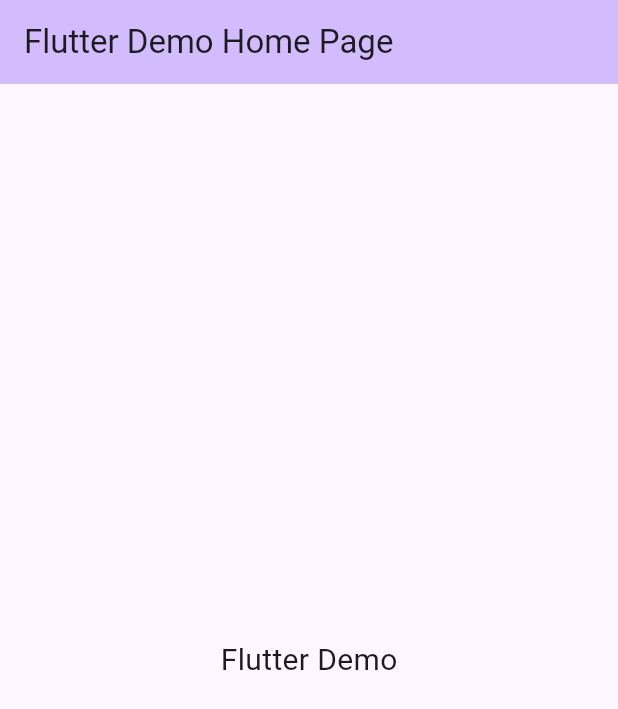
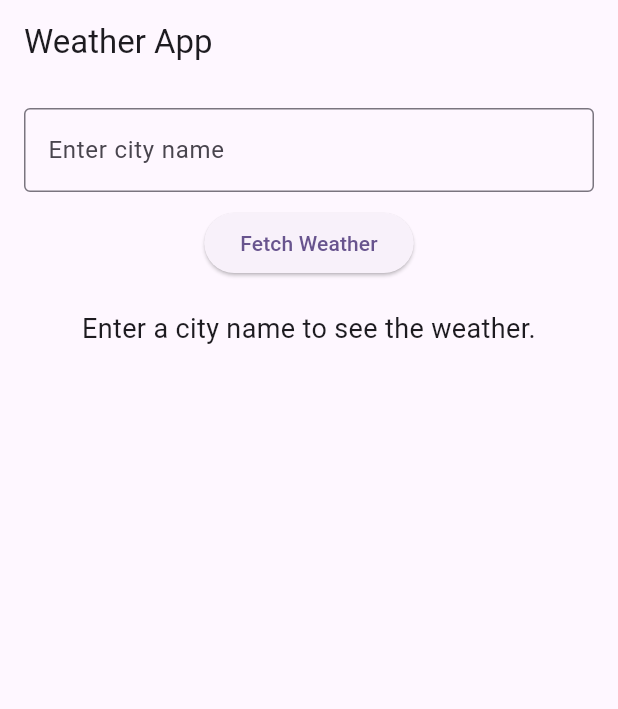
Before and after one commit to hbkkim/weather_info_app, a Flutter app: the screen it shows after launch, on a phone screen of 412 x 824 dp. Shown: the top 709 px of the screen. Run offline on Flutter 3.47's test engine with Material 3 defaults, Android fonts, the phone set to English and light mode, and no system bars.

Commit message:
Basic UI with interface

```diff
--- a/lib/main.dart
+++ b/lib/main.dart
@@ -6,11 +6,13 @@ void main() {
 class MyApp extends StatelessWidget {
   const MyApp({super.key});
 
+
+
   // This widget is the root of your application.
   @override
   Widget build(BuildContext context) {
     return MaterialApp(
-      title: 'Flutter Demo',
+      title: 'Weather App',
       theme: ThemeData(
         colorScheme: ColorScheme.fromSeed(seedColor: Colors.deepPurple),
         useMaterial3: true,
@@ -30,17 +32,51 @@ class MyHomePage extends StatefulWidget {
 }
 
 class _MyHomePageState extends State<MyHomePage> {
+  final TextEditingController _controller = TextEditingController();
+  String _weatherInfo = "Enter a city name to see the weather.";
+
+  void _fetchWeather() {
+    final cityName = _controller.text;
+    if (cityName.isEmpty) {
+      setState(() {
+        _weatherInfo = "Please enter a city name.";
+      });
+    } else {
+      setState(() {
+        _weatherInfo = "Temperature: 20°C\nDescription: Sunny"; // Placeholder data
+      });
+    }
+  }
+
   @override
   Widget build(BuildContext context) {
     return Scaffold(
       appBar: AppBar(
-        backgroundColor: Theme.of(context).colorScheme.inversePrimary,
-        title: Text(widget.title)
+        title: Text('Weather App'),
       ),
-      body: const Center(
-        child: Text(
-          'Flutter Demo',
-          style: TextStyle(fontSize: 20),
+      body: Padding(
+        padding: const EdgeInsets.all(16.0),
+        child: Column(
+          children: [
+            TextField(
+              controller: _controller,
+              decoration: InputDecoration(
+                labelText: 'Enter city name',
+                border: OutlineInputBorder(),
+              ),
+            ),
+            SizedBox(height: 10),
+            ElevatedButton(
+              onPressed: _fetchWeather,
+              child: Text('Fetch Weather'),
+            ),
+            SizedBox(height: 20),
+            Text(
+              _weatherInfo,
+              style: TextStyle(fontSize: 18),
+              textAlign: TextAlign.center,
+            ),
+          ],
         ),
       ),
     );
```
